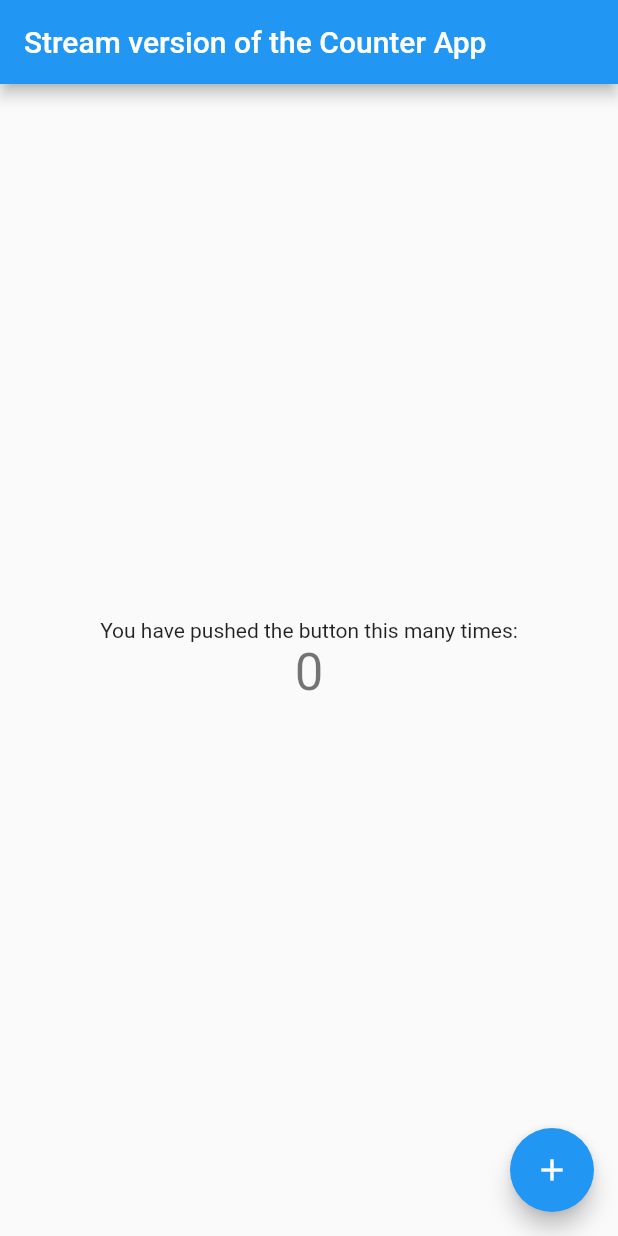
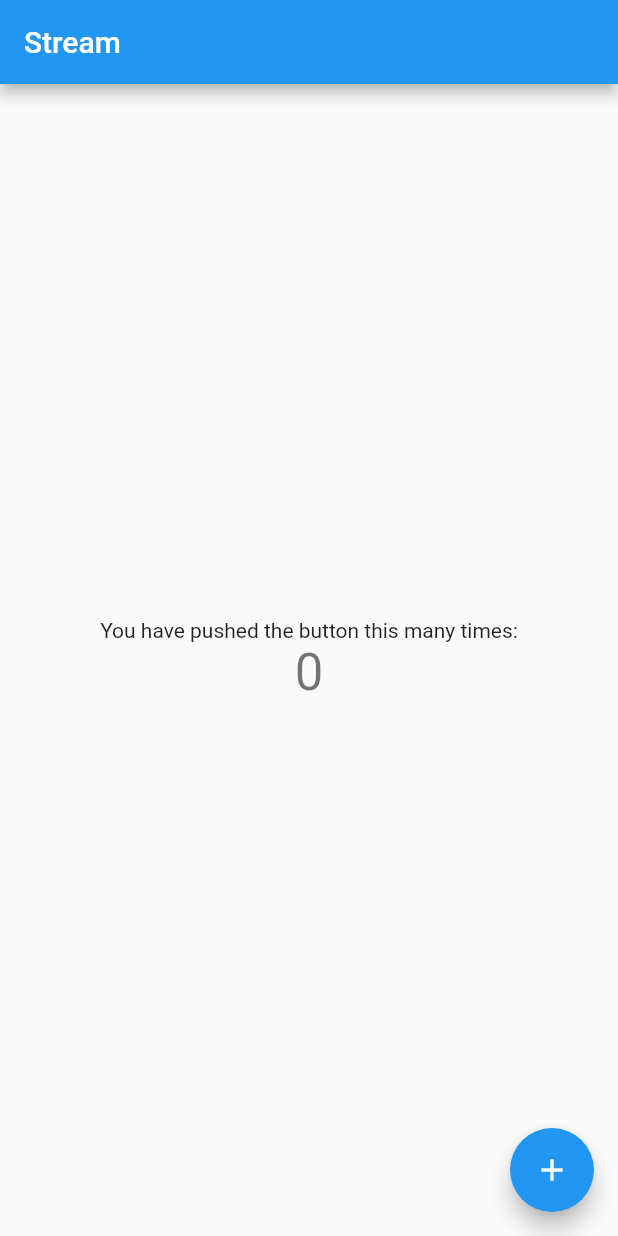
Before and after one commit to edyonil/flutter-meetup-gdg, a Flutter app: the screen it shows after launch, on a phone screen of 412 x 824 dp. Run offline on Flutter 3.47's test engine with Material 2 defaults, Android fonts, the phone set to English and light mode, and no system bars; our stand-ins replace rxdart.

Commit message:
Modificado stream

```diff
--- a/lib/main.dart
+++ b/lib/main.dart
@@ -56,8 +56,9 @@ int _counter = 0;
 
   @override
   Widget build(BuildContext context) {
+    print("");
     return Scaffold(
-      appBar: AppBar(title: Text('Stream version of the Counter App')),
+      appBar: AppBar(title: Text('Stream')),
       body: Center(
         child: StreamBuilder<int>(
           stream: _streamController.stream,
```
